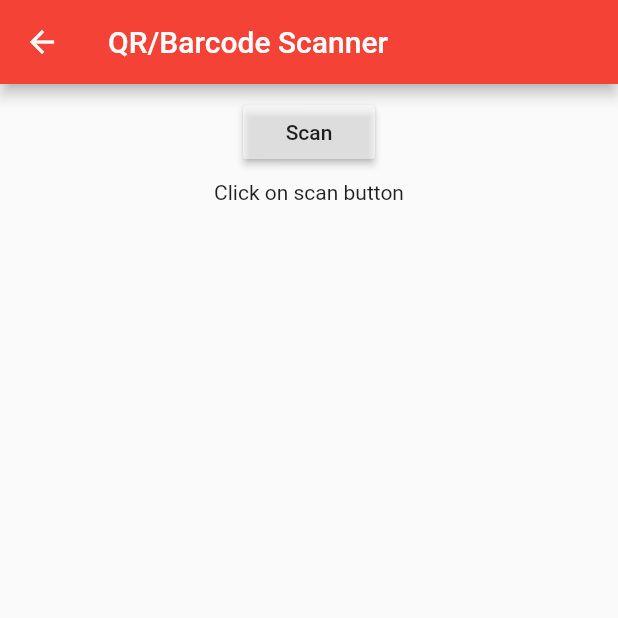
After one commit to openemr/app-flutter-openemr, a Flutter app: the QrCode screen opened by its route, on a phone screen of 412 x 824 dp, the top half of it. The commit adds this screen. Run offline on Flutter 3.47's test engine with Material 2 defaults, Android fonts, the phone set to English and light mode, and no system bars; our stand-ins replace font_awesome_flutter, sqflite; missing offline and left inert: barcode_scan; accounts and stored records are empty.

Commit message:
QR Code scanner added

```diff
--- a/lib/data/rest_ds.dart
+++ b/lib/data/rest_ds.dart
@@ -14,7 +14,6 @@ class RestDatasource {
       "password": password,
       "scope": "default"
     }).then((dynamic res) {
-      // print(res.toString());
       if(res == null) throw new Exception("Invalid Login Credentials");
       res['username'] = username;
       return new User.map(res);
--- a/lib/interface/home/home.dart
+++ b/lib/interface/home/home.dart
@@ -208,6 +208,10 @@ class HomeScreen extends StatelessWidget {
                             children: <Widget>[
                               Card(
                                   elevation: 5,
+                                  child: InkWell(
+                                      onTap: () {
+                                        Navigator.of(_ctx).pushNamed("/qrCode");
+                                      },
                                       child: Padding(
                                         padding: EdgeInsets.all(10.0),
                                         child: Column(
@@ -222,7 +226,7 @@ class HomeScreen extends StatelessWidget {
                                                 style: TextStyle(fontSize: 16)),
                                           ],
                                         ),
-                                  )),
+                                      ))),
                               Card(
                                   elevation: 5,
                                   child: Padding(
--- /dev/null
+++ b/lib/interface/qrCode/qr_code.dart
@@ -0,0 +1,71 @@
+import 'dart:async';
+
+import 'package:barcode_scan/barcode_scan.dart';
+import 'package:flutter/material.dart';
+import 'package:flutter/services.dart';
+import 'package:openemr/utils/common.dart';
+
+class QrCode extends StatefulWidget {
+  @override
+  _MyAppState createState() => new _MyAppState();
+}
+
+class _MyAppState extends State<QrCode> {
+  String barcode = "Click on scan button";
+
+  @override
+  initState() {
+    super.initState();
+  }
+
+  @override
+  Widget build(BuildContext context) {
+    return new Scaffold(
+          appBar: new AppBar(
+            automaticallyImplyLeading: true,
+            title: new Text('QR/Barcode Scanner'),
+          ),
+          body: Builder(
+              builder: (context) => new Center(
+                    child: new Column(
+                      children: <Widget>[
+                        new Container(
+                          child: new MaterialButton(
+                            onPressed: () => scan(context),
+                            child: new Text(
+                              "Scan",
+                            ),
+                            color: Colors.white54,
+                          ),
+                          padding: const EdgeInsets.all(8.0),
+                        ),
+                        new Text(barcode),
+                      ],
+                    ),
+                  )),
+    );
+  }
+
+  Future scan(context) async {
+    try {
+      String barcode = await BarcodeScanner.scan();
+      setState(() => this.barcode = barcode);
+      Clipboard.setData(ClipboardData(text: barcode));
+      bool _validURL = Uri.parse(barcode).isAbsolute;
+      if (_validURL) launchURL(barcode);
+      showToast(context, "Data has been copied to clipboard");
+    } on PlatformException catch (e) {
+      if (e.code == BarcodeScanner.CameraAccessDenied) {
+        setState(() {
+          this.barcode = 'The user did not grant the camera permission!';
+        });
+      } else {
+        setState(() => this.barcode = 'Unknown error: $e');
+      }
+    } on FormatException {
+      setState(() => this.barcode = '');
+    } catch (e) {
+      setState(() => this.barcode = 'Unknown error: $e');
+    }
+  }
+}
--- a/lib/router.dart
+++ b/lib/router.dart
@@ -1,9 +1,11 @@
 import 'package:flutter/material.dart';
 import 'package:openemr/interface/home/home.dart';
 import 'package:openemr/interface/login/login.dart';
+import 'package:openemr/interface/qrCode/qr_code.dart';
 
 final routes = {
   '/login':         (BuildContext context) => new LoginScreen(),
   '/home':         (BuildContext context) => new HomeScreen(),
+  '/qrCode':         (BuildContext context) => new QrCode(),
   '/' :          (BuildContext context) => new LoginScreen(),
 };
--- a/pubspec.yaml
+++ b/pubspec.yaml
@@ -26,6 +26,8 @@ dependencies:
   path_provider: ^1.6.5
   observable_state: ^0.3.0
   font_awesome_flutter: ^8.8.1
+  barcode_scan: ^2.0.1
+  url_launcher: ^5.4.2
 
   # The following adds the Cupertino Icons font to your application.
   # Use with the CupertinoIcons class for iOS style icons.
```
Also changed, not shown: lib/utils/common.dart (added, +19 -0 lines), lib/library/transation.dart (deleted), pubspec.lock, 1 other file. Lines whose indentation alone changed are shown as unchanged.
